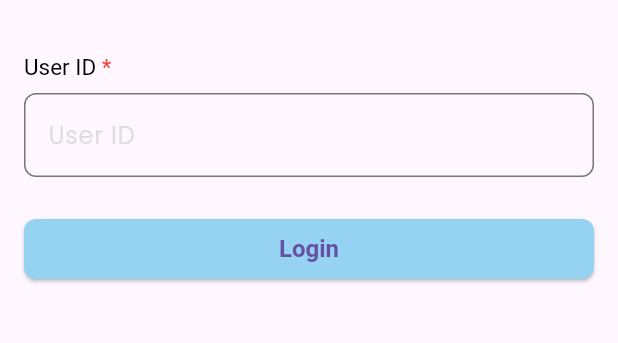
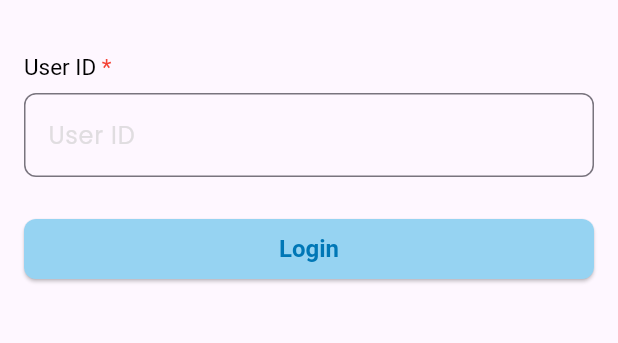
Before and after one commit to derohimat/contact_app_tw, a Flutter app: the screen it shows after launch, on a phone screen of 412 x 824 dp, the part 144-487 px from its top. Run offline on Flutter 3.47's test engine with Material 3 defaults, Android fonts, the phone set to English and light mode, and no system bars; our stand-ins replace flutter_secure_storage, flutter_svg, get, google_fonts.

Commit message:
fix button text color

```diff
--- a/lib/main.dart
+++ b/lib/main.dart
@@ -42,6 +42,7 @@ class MyApp extends StatelessWidget {
         ),
         elevatedButtonTheme: ElevatedButtonThemeData(
           style: ButtonStyle(
+            foregroundColor: WidgetStateProperty.all(AppColors.blue),
             backgroundColor: WidgetStateProperty.all<Color>(AppColors.lightBlue),
             textStyle: WidgetStateProperty.all<TextStyle>(
               const TextStyle(color: AppColors.blue, fontSize: 16.0, fontWeight: FontWeight.bold),
@@ -55,6 +56,7 @@ class MyApp extends StatelessWidget {
         ),
         outlinedButtonTheme: OutlinedButtonThemeData(
           style: ButtonStyle(
+            foregroundColor: WidgetStateProperty.all(AppColors.red),
             side: WidgetStateProperty.all<BorderSide>(
               BorderSide(color: AppColors.red, width: 0.5),
             ),
```
